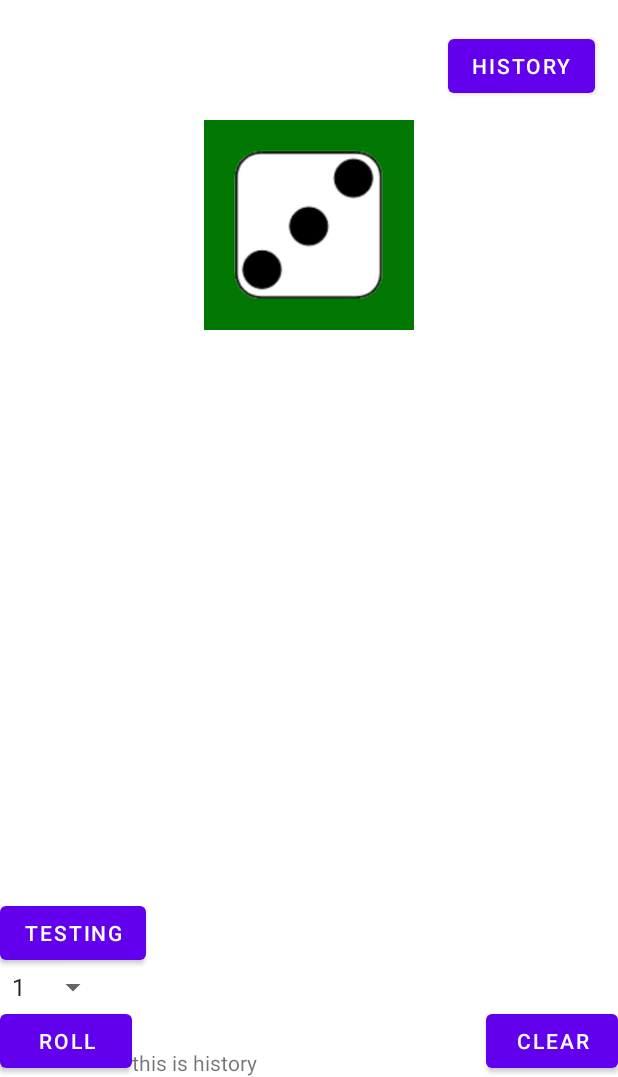
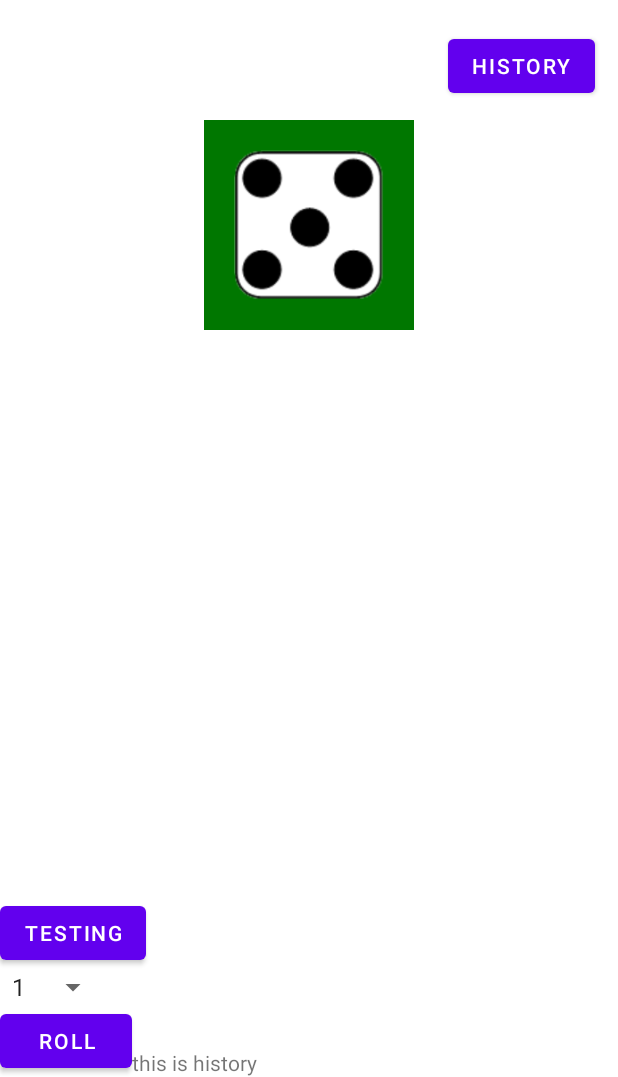
Before and after one commit to mrbacky/diceApp, an Android app: the screen it shows after launch (MainActivity), after a tap on "ROLL", on a phone screen of 412 x 824 dp, the part 159-1236 px from its top. Run offline under Robolectric (Android 15) with nearby library versions, the phone set to English and light mode, and no system bars.

```diff
--- a/app/src/main/java/com/example/diceapp/BEDiceThrow.kt
+++ b/app/src/main/java/com/example/diceapp/BEDiceThrow.kt
@@ -1,11 +1,15 @@
 package com.example.diceapp
 
+import android.os.Parcelable
+import kotlinx.android.parcel.Parcelize
+import java.io.Serializable
 import java.time.LocalDateTime
 import kotlin.collections.ArrayList
 
-class BEDiceThrow(
+@Parcelize
+data class BEDiceThrow(
     var time: Int,
-    var diceValues: MutableList<Int>
-) {
+    var diceValues: List<Int>
+) : Parcelable {
 
 }
--- /dev/null
+++ b/app/src/main/java/com/example/diceapp/Constants.kt
@@ -0,0 +1,13 @@
+package com.example.diceapp
+
+object Constants {
+    val diceIds = arrayOf(
+        0,
+        R.drawable.dice1,
+        R.drawable.dice2,
+        R.drawable.dice3,
+        R.drawable.dice4,
+        R.drawable.dice5,
+        R.drawable.dice6
+    )
+}
--- a/app/src/main/java/com/example/diceapp/DiceThrows.kt
+++ b/app/src/main/java/com/example/diceapp/DiceThrows.kt
@@ -6,18 +6,7 @@ import java.time.LocalDateTime
 
 class DiceThrows {
 
-    var diceNumbers = mutableListOf<Int>(1, 5, 6, 1)
+    var diceNumbers = mutableListOf<Int>(1, 5, 6, 1, 5, 6)
 
 
-    @RequiresApi(Build.VERSION_CODES.O)
-    var myThrows = mutableListOf(
-        BEDiceThrow(14, diceNumbers),
-        BEDiceThrow(15, diceNumbers),
-        BEDiceThrow(66, diceNumbers),
-        BEDiceThrow(2, diceNumbers)
-
-    )
-
-
-    fun getThrows() = myThrows
 }
--- a/app/src/main/java/com/example/diceapp/MainActivity.kt
+++ b/app/src/main/java/com/example/diceapp/MainActivity.kt
@@ -1,22 +1,15 @@
 package com.example.diceapp
 
-import android.content.Context
 import android.content.Intent
-import android.os.Build
-import androidx.appcompat.app.AppCompatActivity
 import android.os.Bundle
 import android.util.Log
-import android.view.LayoutInflater
 import android.view.View
 import android.widget.AdapterView
 import android.widget.ImageView
 import android.widget.LinearLayout
-import androidx.annotation.RequiresApi
-import androidx.recyclerview.widget.LinearLayoutManager
-import androidx.recyclerview.widget.RecyclerView
+import androidx.appcompat.app.AppCompatActivity
 import kotlinx.android.synthetic.main.activity_main.*
 import kotlinx.android.synthetic.main.dice_throw_cell.*
-import java.time.LocalDateTime
 import java.util.*
 import kotlin.collections.ArrayList
 
@@ -25,24 +18,43 @@ class MainActivity : AppCompatActivity() {
     private val gen = Random()
 
 
-    private var dices: Int = 8478
-    private val diceIds = arrayOf(
-        0,
-        R.drawable.dice1,
-        R.drawable.dice2,
-        R.drawable.dice3,
-        R.drawable.dice4,
-        R.drawable.dice5,
-        R.drawable.dice6
-    )
+    private var numberOfSelectedDices = 2
+    private val diceIds = Constants.diceIds
 
 
     var diceNumbers = DiceThrows().diceNumbers
+    private var diceThrowsHistory = arrayListOf<BEDiceThrow>()
 
+//    private var diceThrowsHistory = arrayListOf(
+//        BEDiceThrow(1, listOf(1, 6, 2, 2)),
+//        BEDiceThrow(1, listOf(1, 6, 2, 6)),
+//        BEDiceThrow(1, listOf(4, 2, 2, 1))
+//
+//    )
+
+    fun onClickHistory(view: View) {
+        val i = Intent(this, HistoryActivity::class.java)
+        i.putExtra("dices", numberOfSelectedDices)
+        i.putExtra("history", diceThrowsHistory)
+        startActivityForResult(i, REQUEST_CODE_ANSWER)
+    }
+
+    override fun onActivityResult(requestCode: Int, resultCode: Int, data: Intent?) {
+        Log.d("debug", "I am in onActivityResult fun")
+
+        super.onActivityResult(requestCode, resultCode, data)
+        if (requestCode == REQUEST_CODE_ANSWER)
+            if (resultCode == RESULT_OK) {
+                diceThrowsHistory.clear()
+            }
+
+    }
 
     override fun onCreate(savedInstanceState: Bundle?) {
+        Log.d("debug", "$diceThrowsHistory and ${diceThrowsHistory.size}")
         super.onCreate(savedInstanceState)
         setContentView(R.layout.activity_main)
+        createBoard(2)
         sDicePicker.onItemSelectedListener = object : AdapterView.OnItemSelectedListener {
             override fun onItemSelected(
                 adapterView: AdapterView<*>?,
@@ -50,10 +62,9 @@ class MainActivity : AppCompatActivity() {
                 value: Int,
                 id: Long
             ) {
-                dices = value
-                createBoard(dices)
-                Log.d("myTag", "board created")
 
+                numberOfSelectedDices = value + 1
+                createBoard(numberOfSelectedDices)
             }
 
             override fun onNothingSelected(p0: AdapterView<*>?) {
@@ -65,7 +76,7 @@ class MainActivity : AppCompatActivity() {
 
     fun createBoard(value: Int) {
         llDiceBoard.removeAllViewsInLayout()
-        for (i in 1..value + 1) {
+        for (i in 1..value) {
             val randomNumber = gen.nextInt(6) + 1
             val imageViewDice = ImageView(this)
             imageViewDice.id = i
@@ -76,40 +87,28 @@ class MainActivity : AppCompatActivity() {
     }
 
     fun onClickRoll(view: View) {
-        createBoard(dices)
-
-
-        val randomNumebr = gen.nextInt(6) + 1
-        val imageViewDice = ImageView(this)
-
-
-        // imageViewDice.setImageResource(diceIds[leftDice])
-//        if (diceThrows.size >= 5)
-//            diceThrows.removeAt(0)
-        // diceThrows.add(Pair(leftDice, rightDice))
+        llDiceBoard.removeAllViewsInLayout()
+        for (i in 1..numberOfSelectedDices) {
+            val randomNumber = gen.nextInt(6) + 1
+            val imageViewDice = ImageView(this)
+            imageViewDice.id = i
+            imageViewDice.layoutParams = LinearLayout.LayoutParams(150, 150)
+            imageViewDice.setImageResource(diceIds[randomNumber])
+            llDiceBoard.addView(imageViewDice)
+        }
+        //var diceCombinations = mutableListOf<Int>(1, 2, 5)
         updateHistory()
-
-        var inflator = getSystemService(Context.LAYOUT_INFLATER_SERVICE) as LayoutInflater
-        val someDice: ImageView
-    }
-
-    fun onClickHistory(view: View) {
-        Log.i("myTag", "clicking history")
-        val i = Intent(this, HistoryActivity::class.java)
-        i.putExtra("numberOfDices", dices)
-        startActivity(i)
-
-
 
     }
 
+
     private fun updateHistory() {
-        var s = ""
-        diceNumbers.forEach { p ->
-            // val e1 = p.first;
-            // val e2 = p.second; s += "$e1 - $e2\n"
-            tvHistory.text = s
-        }
+//        var s = ""
+//        diceNumbers.forEach { p ->
+//            // val e1 = p.first;
+//            // val e2 = p.second; s += "$e1 - $e2\n"
+//            tvHistory.text = s
+//        }
 
     }
 
@@ -120,7 +119,8 @@ class MainActivity : AppCompatActivity() {
     }
 
     fun testingButton(view: View) {
-        // var customDice = llDiceBoard.findViewById<ImageView>(4)
+        diceThrowsHistory.add(BEDiceThrow(1, listOf(1, 6, 2, 2)))
+        Log.d("debug", "$diceThrowsHistory and ${diceThrowsHistory.size}")
 
     }
 
--- a/app/src/main/res/layout/activity_main.xml
+++ b/app/src/main/res/layout/activity_main.xml
@@ -80,19 +80,6 @@
         app:layout_constraintStart_toEndOf="@+id/btnRoll" />
 
 
-
-
-    <Button
-        android:id="@+id/btnClear"
-        android:layout_width="wrap_content"
-        android:layout_height="wrap_content"
-        android:layout_alignParentBottom="true"
-        android:layout_centerHorizontal="true"
-        android:onClick="onClickClear"
-        android:text="@string/clear"
-        app:layout_constraintBottom_toBottomOf="parent"
-        app:layout_constraintEnd_toEndOf="parent" />
-
     <Spinner
         android:entries="@array/dices"
         android:id="@+id/sDicePicker"
```
Also changed, not shown: app/src/main/java/com/example/diceapp/HistoryActivity.kt (+25 -11 lines), app/src/main/java/com/example/diceapp/HistoryAdapter.kt (+14 -34 lines), app/src/main/res/layout/activity_history.xml (+1 -9 lines).
